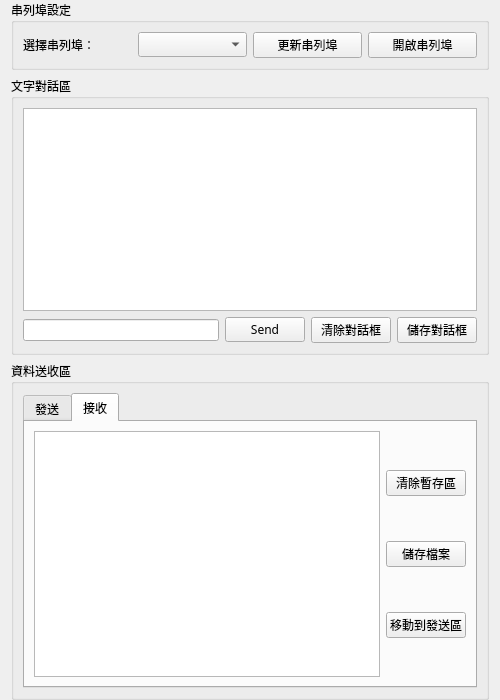
Old version of the form ui/hmi.ui in the repository mickey9910326/ASA_HMI_Data_Agent.
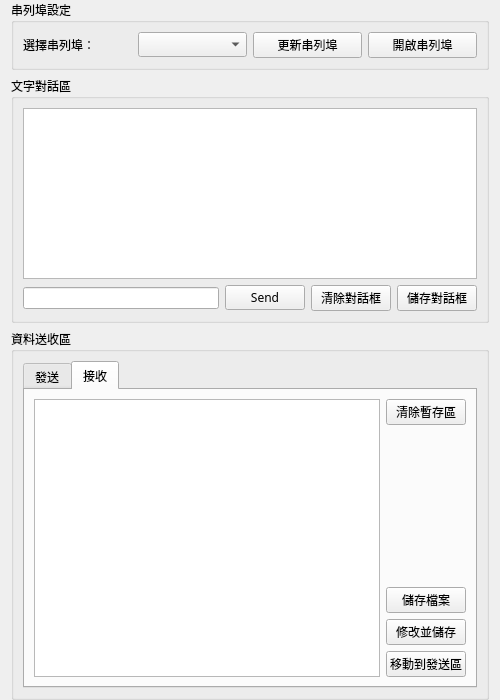
New version of the form.

Commit message: add quiclsave btn

What changed in the file:
```diff
--- a/ui/hmi.ui
+++ b/ui/hmi.ui
@@ -280,10 +280,17 @@
               </property>
              </spacer>
             </item>
+            <item>
+             <widget class="QPushButton" name="send_btnQuickSave">
+              <property name="text">
+               <string>儲存檔案</string>
+              </property>
+             </widget>
+            </item>
             <item>
              <widget class="QPushButton" name="send_btnSave">
               <property name="text">
-               <string>儲存檔案</string>
+               <string>編輯並儲存</string>
               </property>
              </widget>
             </item>
@@ -397,10 +404,30 @@
               </property>
              </widget>
             </item>
+            <item>
+             <spacer name="verticalSpacer_3">
+              <property name="orientation">
+               <enum>Qt::Vertical</enum>
+              </property>
+              <property name="sizeHint" stdset="0">
+               <size>
+                <width>20</width>
+                <height>40</height>
+               </size>
+              </property>
+             </spacer>
+            </item>
+            <item>
+             <widget class="QPushButton" name="rec_btnQuickSave">
+              <property name="text">
+               <string>儲存檔案</string>
+              </property>
+             </widget>
+            </item>
             <item>
              <widget class="QPushButton" name="rec_btnSave">
               <property name="text">
-               <string>儲存檔案</string>
+               <string>修改並儲存</string>
               </property>
              </widget>
             </item>
```
Left out of the diff: 24 changed lines with no effect on the pictures. The commit also changes 2 other files.
